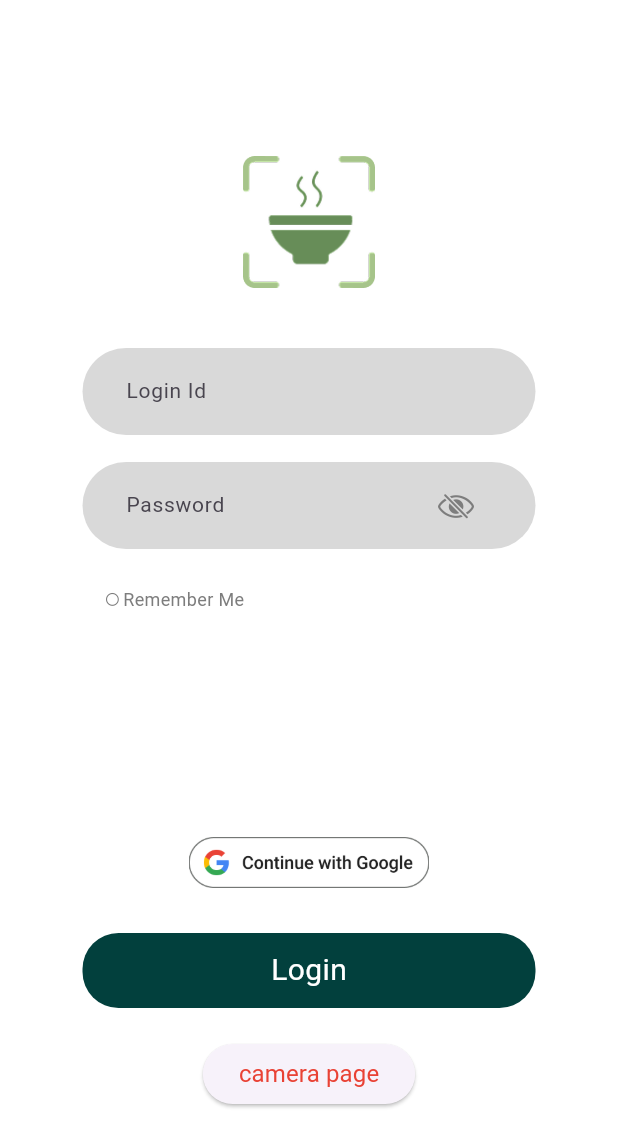
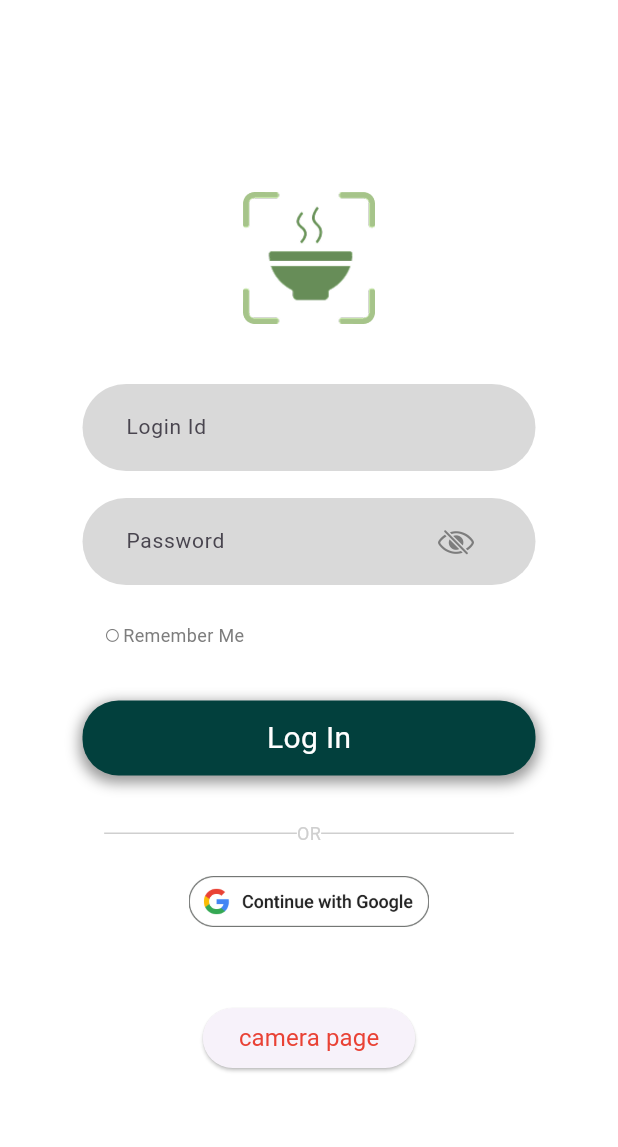
Before and after one commit to yonsei-autopilot/dishcovery-flutter, a Flutter app: the screen it shows after launch, on a phone screen of 412 x 824 dp. Shown: the top 1147 px of the screen. Run offline on Flutter 3.47's test engine with Material 3 defaults, Android fonts, the light colour scheme and no system bars; our stand-ins replace azlistview, camera, dio, firebase_core, flutter_dotenv, flutter_riverpod and 6 more; accounts and stored records are empty; Roboto replaces fonts that are missing (SFProRegular).

Commit message:
🐛 Fix: 로그인 페이지 overflow 해결 & Design: UI 업데이트

```diff
--- a/lib/src/presentation/pages/login/login_page.dart
+++ b/lib/src/presentation/pages/login/login_page.dart
@@ -37,6 +37,7 @@ class LoginPageState extends ConsumerState<LoginPage> {
         backgroundColor: primaryWhite,
         body: SafeArea(
           child: Center(
+            child: SingleChildScrollView(
               child: Column(
                 mainAxisAlignment: MainAxisAlignment.center,
                 children: [
@@ -114,8 +115,51 @@ class LoginPageState extends ConsumerState<LoginPage> {
                     ],
                   ),
                   const SizedBox(
-                  height: 150,
+                    height: 35,
                   ),
+                  // login button
+                  GestureDetector(
+                      child: Container(
+                          decoration: BoxDecoration(
+                              color: mainColor,
+                              borderRadius: BorderRadius.circular(24),
+                              boxShadow: [
+                                BoxShadow(
+                                    color: Colors.black.withOpacity(0.4),
+                                    spreadRadius: 2,
+                                    blurRadius: 7,
+                                    offset: const Offset(0, 3)
+                                )
+                              ]
+                          ),
+                          height: 50,
+                          width: width - 110,
+                          child: const Center(child: BodyText(text: 'Log In', color: primaryWhite, size: 20,))
+                      ),
+                      onTap: () {
+                        final loginId = _loginIdController.text.trim();
+                        final password = _passwordController.text.trim();
+                        ref.read(authNotifierProvider.notifier).simpleLogin(loginId, password);
+                      }
+                  ),
+                  const SizedBox(height: 30,),
+                  Row(
+                    mainAxisAlignment: MainAxisAlignment.center,
+                    children: [
+                      Container(
+                        width: (width-155)/2,
+                        height: 1,
+                        color: const Color(0xffCFCFCF),
+                      ),
+                      const BodyText(text: "OR", color: const Color(0xffCFCFCF), size: 12,),
+                      Container(
+                        width: (width-155)/2,
+                        height: 1,
+                        color: const Color(0xffCFCFCF),
+                      ),
+                    ],
+                  ),
+                  const SizedBox(height: 20,),
                   // google login button
                   GestureDetector(
                     child: Image.asset(
@@ -128,20 +172,6 @@ class LoginPageState extends ConsumerState<LoginPage> {
                   ),
                   const SizedBox(
                     height: 30,
-                ),
-                // login button
-                GestureDetector(
-                  child: Container(
-                      decoration: BoxDecoration(color: mainColor, borderRadius: BorderRadius.circular(24)),
-                      height: 50,
-                      width: width - 110,
-                      child: const Center(child: BodyText(text: 'Login', color: primaryWhite, size: 20,))
-                  ),
-                  onTap: () {
-                    final loginId = _loginIdController.text.trim();
-                    final password = _passwordController.text.trim();
-                    ref.read(authNotifierProvider.notifier).simpleLogin(loginId, password);
-                  }
                   ),
                   // 임시 버튼
                   const SizedBox(
@@ -159,6 +189,7 @@ class LoginPageState extends ConsumerState<LoginPage> {
                 ],
               ),
             ),
+          ),
         ));
   }
 }
```
Lines whose indentation alone changed are shown as unchanged.
